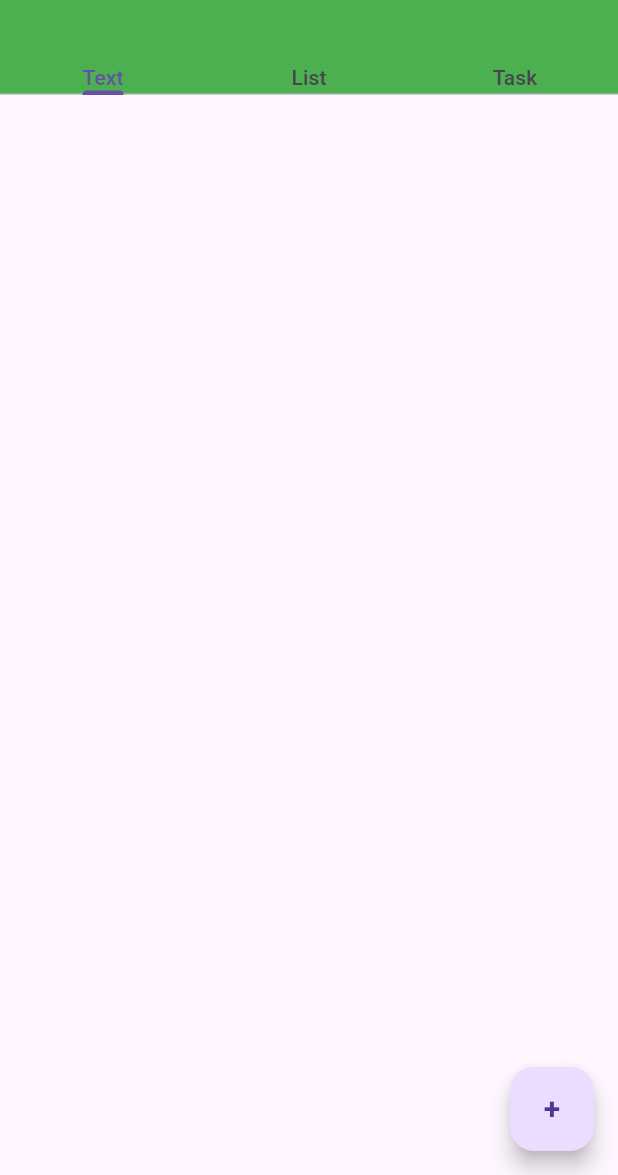
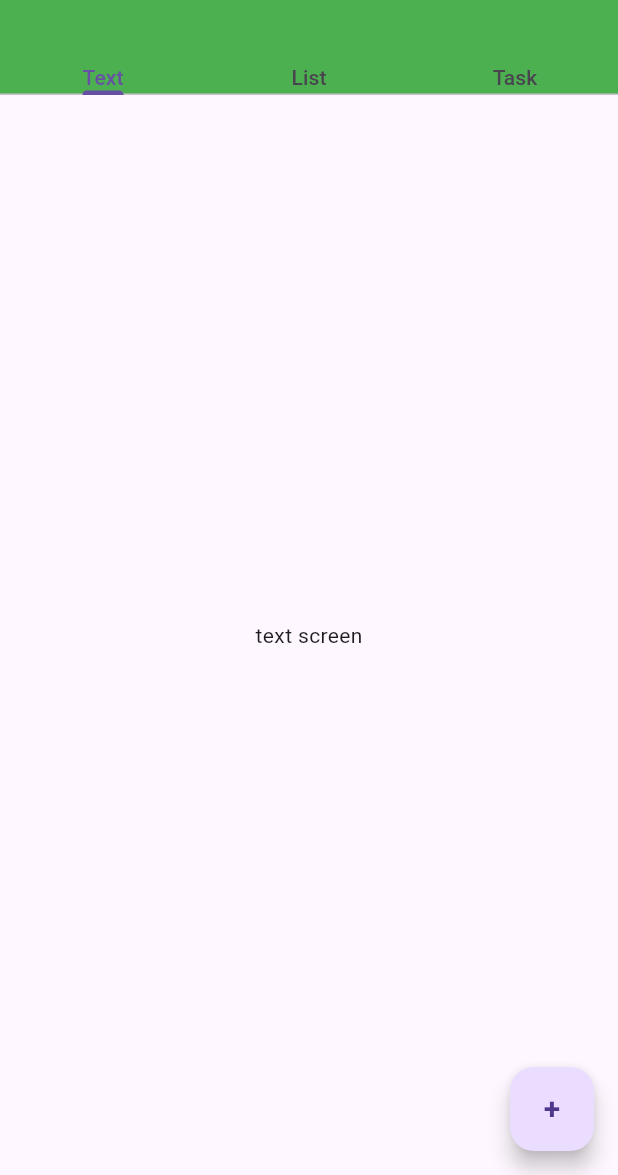
Before and after one commit to Nandanacb/Echo_note, a Flutter app: the screen it shows after launch, on a phone screen of 412 x 824 dp, the part 61-1236 px from its top. Run offline on Flutter 3.47's test engine with Material 3 defaults, Android fonts, the phone set to English and light mode, and no system bars.

Commit message:
Save 29/11/24

```diff
--- a/lib/firstpage.dart
+++ b/lib/firstpage.dart
@@ -1,3 +1,6 @@
+import 'package:echo_note/listscreen.dart';
+import 'package:echo_note/taskscreen.dart';
+import 'package:echo_note/textscreen.dart';
 import 'package:flutter/material.dart';
 
 class Firstpage extends StatefulWidget {
@@ -6,6 +9,13 @@ class Firstpage extends StatefulWidget {
 }
 
 class _FirstpageState extends State<Firstpage> {
+  bool _showicon = false;
+  bool _showfab = true;
+
+  @override
+  void initState() {
+    super.initState();
+  }
 
   @override
   Widget build(BuildContext context) {
@@ -24,6 +34,13 @@ class _FirstpageState extends State<Firstpage> {
           ]),
           backgroundColor: Colors.green,
         ),
+        body: Center(
+          child: TabBarView(children: [
+            Textscreen(),
+            Listscreen(),
+            Taskscreen(),
+          ]),
+        ),
         floatingActionButton: FloatingActionButton(
             onPressed: () {},
             child: Text(
--- /dev/null
+++ b/lib/textscreen.dart
@@ -0,0 +1,15 @@
+import 'package:flutter/material.dart';
+
+class Textscreen extends StatefulWidget {
+  @override
+  State<Textscreen> createState() => _TextscreenState();
+}
+
+class _TextscreenState extends State<Textscreen> {
+  @override
+  Widget build(BuildContext context) {
+    return Scaffold(
+      body: Center(child: Text("text screen")),
+    );
+  }
+}
```
Also changed, not shown: lib/listscreen.dart (added, +15 -0 lines), lib/taskscreen.dart (added, +15 -0 lines).
